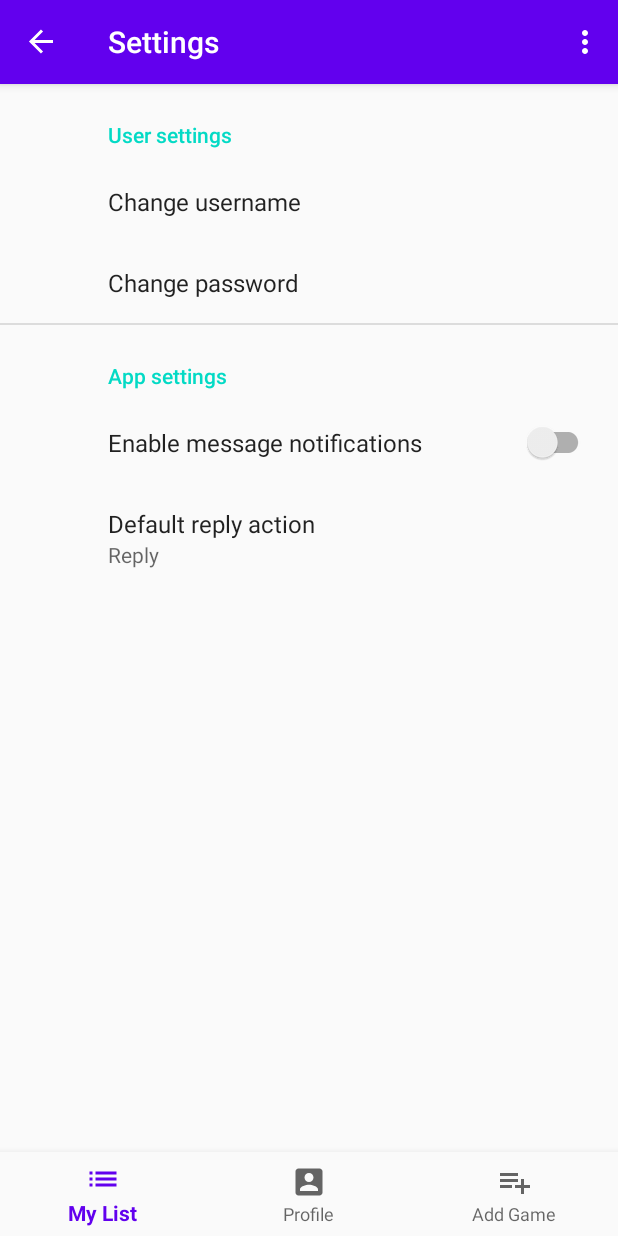
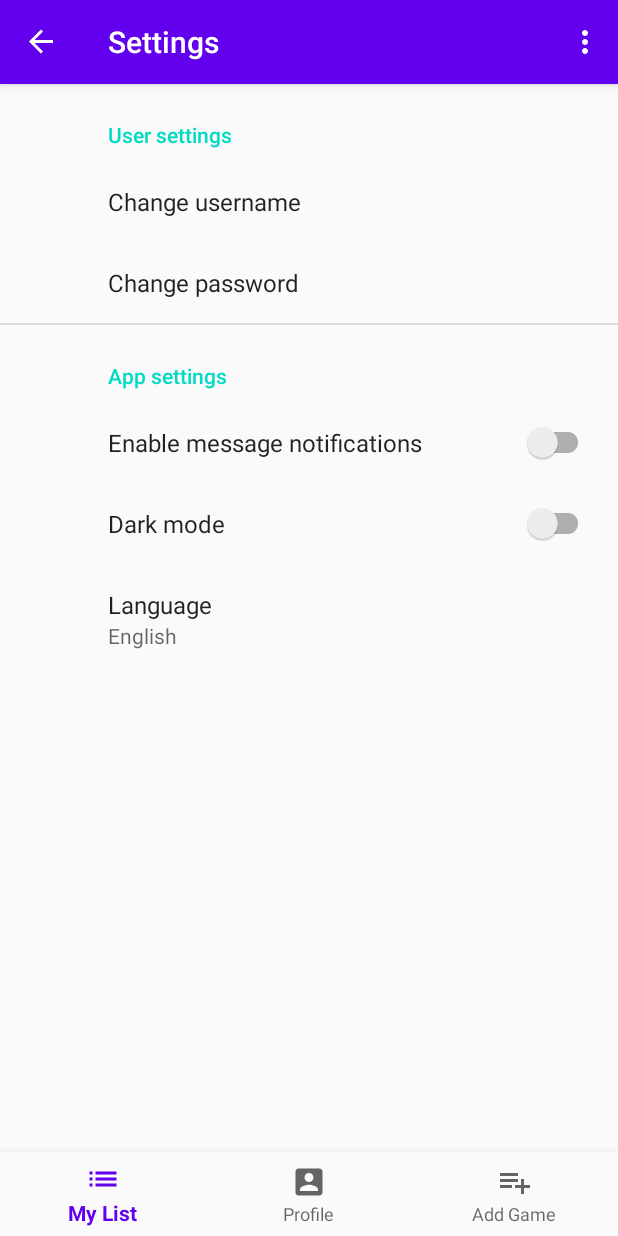
Before and after one commit to Snailedlt/GameLogger, an Android app: the SettingsFragment screen opened through its navigation route, on a phone screen of 412 x 824 dp. Run offline under Robolectric (Android 15) with nearby library versions, the phone set to English and light mode, and no system bars; our stand-ins replace androidx.preference, navigation-ui.

Commit message:
Added more settings

```diff
--- a/app/src/main/res/values/arrays.xml
+++ b/app/src/main/res/values/arrays.xml
@@ -1,12 +1,12 @@
 <resources>
     <!-- Reply Preference -->
     <string-array name="reply_entries">
-        <item>Reply</item>
-        <item>Reply to all</item>
+        <item>English</item>
+        <item>Norwegian</item>
     </string-array>
 
     <string-array name="reply_values">
-        <item>reply</item>
-        <item>reply_all</item>
+        <item>English</item>
+        <item>Norwegian</item>
     </string-array>
 </resources>
--- a/app/src/main/res/values/strings.xml
+++ b/app/src/main/res/values/strings.xml
@@ -25,7 +25,7 @@
 
     <!-- Settings Preferences -->
     <string name="change_username">Change username</string>
-    <string name="reply_title">Default reply action</string>
+    <string name="reply_title">Language</string>
     <string name="Dark_mode">Dark mode</string>
     <string name="change_password">Change password</string>
     <string name="change_userinfo">User settings</string>
--- a/app/src/main/res/xml/root_preferences.xml
+++ b/app/src/main/res/xml/root_preferences.xml
@@ -20,13 +20,18 @@
             app:key="notifications"
             app:title="Enable message notifications"/>
 
+        <SwitchPreferenceCompat
+            app:key="darkmode"
+            app:title="@string/Dark_mode"/>
+
         <ListPreference
-            app:key="reply"
+            app:key="language"
             app:title="@string/reply_title"
             app:entries="@array/reply_entries"
             app:entryValues="@array/reply_values"
-            app:defaultValue="reply"
-            app:useSimpleSummaryProvider="true"/>
+            app:defaultValue="English"
+            app:useSimpleSummaryProvider="true"
+            />
         </PreferenceCategory>
 
 </PreferenceScreen>
```
